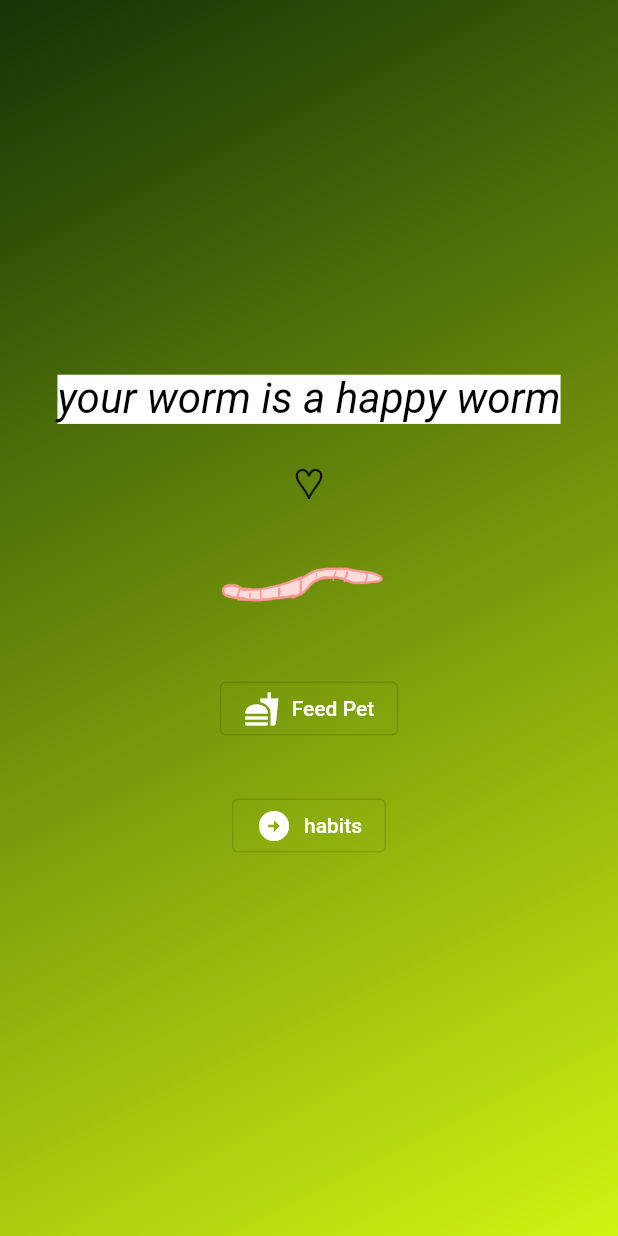
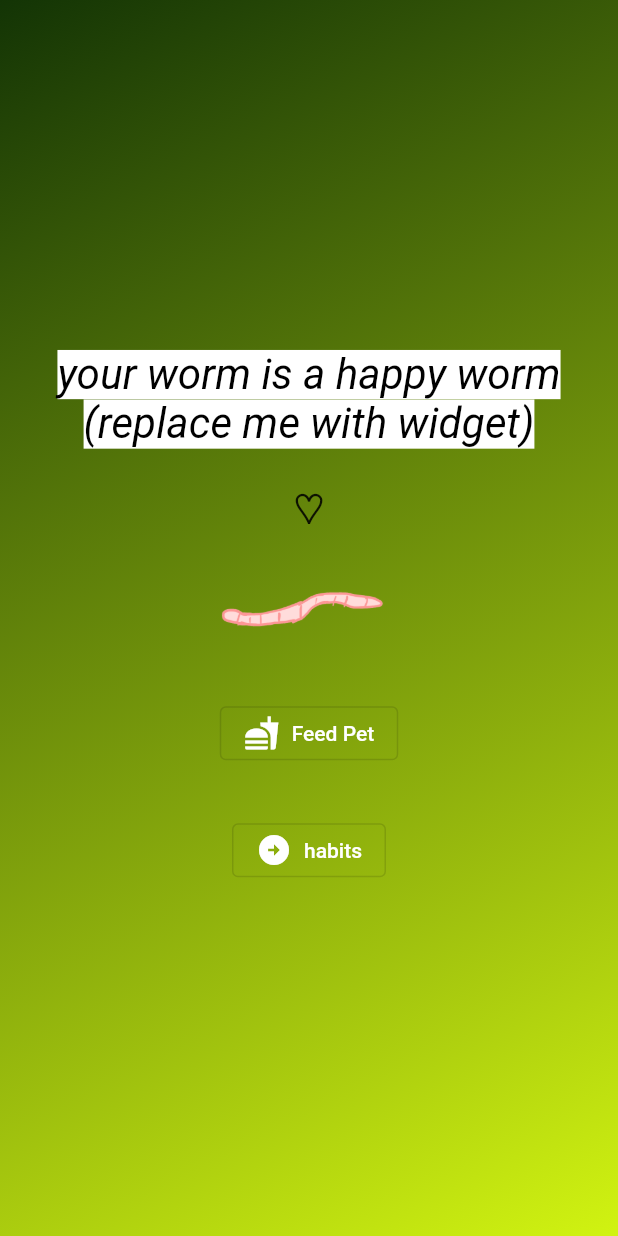
Before and after one commit to abbymachines/habit_vpet, a Flutter app: the screen it shows after launch, on a phone screen of 412 x 824 dp. Run offline on Flutter 3.47's test engine with Material 2 defaults, Android fonts, the phone set to English and light mode, and no system bars.

Commit message:
center pet status text and add note that it should be replaced with a widget

```diff
--- a/lib/start_screen.dart
+++ b/lib/start_screen.dart
@@ -14,7 +14,8 @@ class StartScreen extends StatelessWidget {
       child: Column(
         mainAxisSize: MainAxisSize.min,
         children: [
-          const StyledText('your worm is a happy worm'),
+          const StyledText(
+              'your worm is a happy worm (replace me with widget)'),
           const SizedBox(height: 20),
           // const HeartBar(3),
           // const SizedBox(height: 10),
--- a/lib/styled_text.dart
+++ b/lib/styled_text.dart
@@ -14,6 +14,7 @@ class StyledText extends StatelessWidget {
           fontSize: 28,
           fontStyle: FontStyle.italic,
           backgroundColor: Colors.white),
+      textAlign: TextAlign.center,
     );
   }
 }
```
